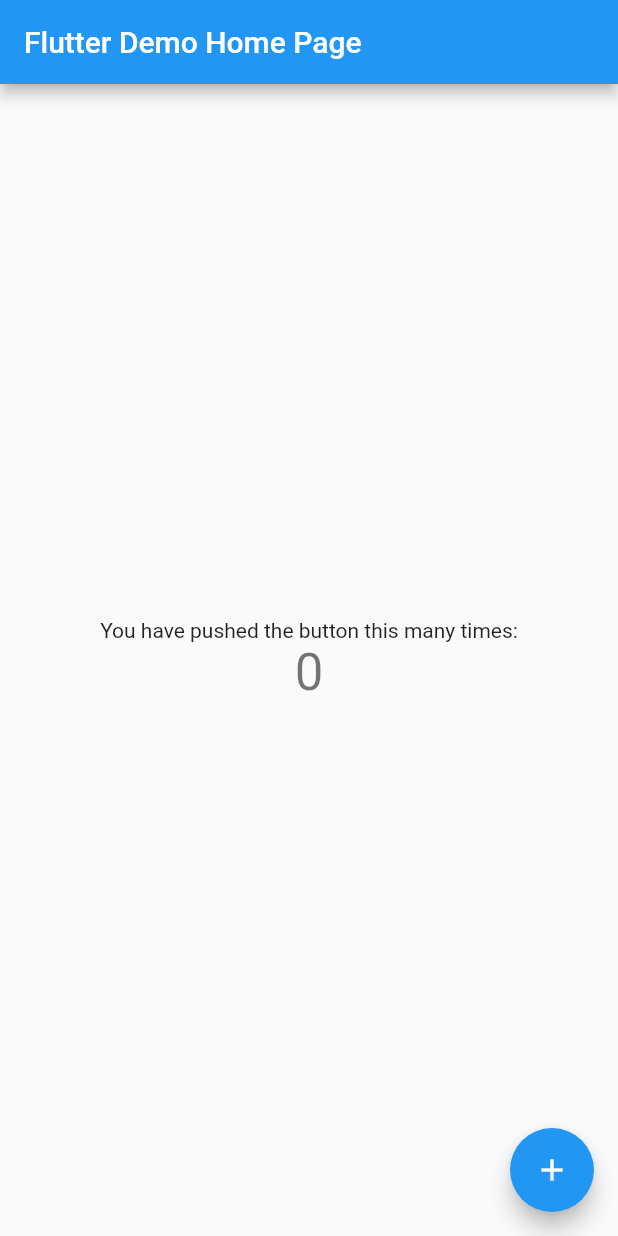
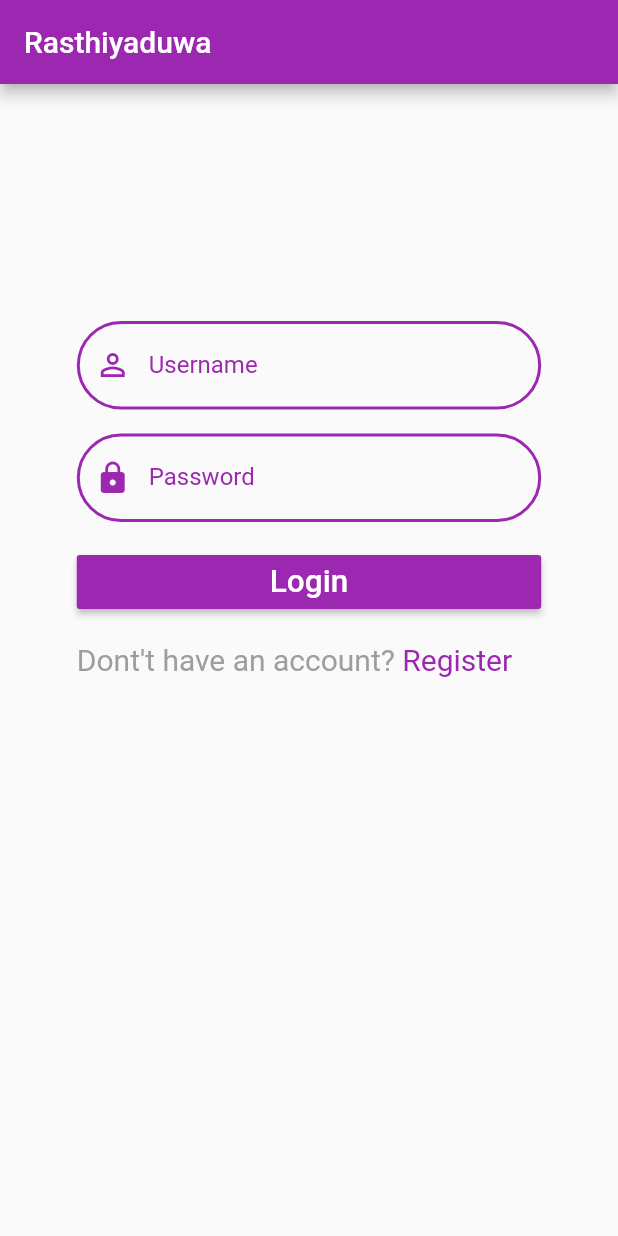
Before and after one commit to Yasasr1/Ratawate, a Flutter app: the screen it shows after launch, on a phone screen of 412 x 824 dp. Run offline on Flutter 3.47's test engine with Material 2 defaults, Android fonts, the phone set to English and light mode, and no system bars.

Commit message:
Login Page

```diff
--- /dev/null
+++ b/lib/app_screens/login.dart
@@ -0,0 +1,191 @@
+import 'package:flutter/material.dart';
+import 'dart:convert';
+import 'package:flutter/cupertino.dart';
+import 'package:flutter/gestures.dart';
+import 'package:http/http.dart' as http;
+import 'package:flutter/services.dart';
+
+var url = "http://10.0.2.2:8080/addEvent";
+
+class Login extends StatefulWidget {
+  @override
+  LoginState createState() => LoginState();
+}
+
+class LoginState extends State<Login> {
+  DateTime _dateTime = DateTime.now();
+  var _formKey = GlobalKey<FormState>();
+
+  TextEditingController usernameController = TextEditingController();
+  TextEditingController passwordController = TextEditingController();
+
+  LoginState();
+
+  void login() async {
+    debugPrint('funtion called');
+    var body = jsonEncode({
+      'username': usernameController.text,
+      'password': passwordController.text
+    });
+    //Methanin yawapan json
+  }
+
+  @override
+  Widget build(BuildContext context) {
+    TextStyle textStyle = Theme.of(context).textTheme.title;
+    var _mediaQueryData = MediaQuery.of(context);
+    var screenWidth = _mediaQueryData.size.width;
+    TextStyle defaultStyle = TextStyle(color: Colors.grey, fontSize: 20.0);
+    TextStyle linkStyle = TextStyle(color: Theme.of(context).primaryColor);
+    return Scaffold(
+      appBar: AppBar(
+        title: Text('Rasthiyaduwa'),
+      ),
+      body: Builder(
+        builder: (context) => Form(
+          key: _formKey,
+          child: Padding(
+            padding: EdgeInsets.only(top: 15.0, left: 10.0, right: 10.0),
+            child: ListView(
+              children: <Widget>[
+                //Logo ekata
+                Container(height: 135),
+
+                //Username Field
+                Container(
+                  margin: EdgeInsets.symmetric(
+                      horizontal: screenWidth * 0.1, vertical: 8.0),
+                  child: TextFormField(
+                    controller: usernameController,
+                    validator: (String value) {
+                      if (value.isEmpty) {
+                        return "Username can't be empty";
+                      }
+                      return null;
+                    },
+                    style: TextStyle(
+                      color: Theme.of(context).primaryColor,
+                    ),
+                    onChanged: (value) {
+                      debugPrint('Something changed in Text Field');
+                    },
+                    decoration: InputDecoration(
+                        labelText: 'Username',
+                        prefixIcon: Padding(
+                          padding: EdgeInsets.only(top: 0),
+                          // add padding to adjust icon
+                          child: Icon(
+                            Icons.perm_identity,
+                            color: Theme.of(context).primaryColor,
+                          ),
+                        ),
+                        labelStyle: TextStyle(
+                          color: Theme.of(context).primaryColor,
+                        ),
+                        enabledBorder: OutlineInputBorder(
+                          borderSide: BorderSide(
+                              color: Theme.of(context).primaryColor,
+                              width: 2.0),
+                          borderRadius: BorderRadius.circular(35.0),
+                        ),
+                        border: OutlineInputBorder(
+                          borderRadius: BorderRadius.circular(35.0),
+                        )),
+                  ),
+                ),
+
+                //Password Field
+                Container(
+                  margin: EdgeInsets.symmetric(
+                      horizontal: screenWidth * 0.1, vertical: 8.0),
+                  child: TextFormField(
+                    controller: passwordController,
+                    validator: (String value) {
+                      if (value.isEmpty) {
+                        return 'You forgot to enter the password';
+                      }
+                      return null;
+                    },
+                    style: TextStyle(
+                      color: Theme.of(context).primaryColor,
+                    ),
+                    onChanged: (value) {
+                      debugPrint('Something changed in Text Field');
+                    },
+                    decoration: InputDecoration(
+                        labelText: 'Password',
+                        prefixIcon: Padding(
+                          padding: EdgeInsets.only(top: 0),
+                          // add padding to adjust icon
+                          child: Icon(
+                            Icons.lock,
+                            color: Theme.of(context).primaryColor,
+                          ),
+                        ),
+                        labelStyle: TextStyle(
+                          color: Theme.of(context).primaryColor,
+                        ),
+                        enabledBorder: OutlineInputBorder(
+                          borderSide: BorderSide(
+                              color: Theme.of(context).primaryColor,
+                              width: 2.0),
+                          borderRadius: BorderRadius.circular(35.0),
+                        ),
+                        border: OutlineInputBorder(
+                          borderRadius: BorderRadius.circular(35.0),
+                        )),
+                  ),
+                ),
+
+                //Login button
+                Container(
+                  margin: EdgeInsets.symmetric(
+                      horizontal: screenWidth * 0.1, vertical: 8.0),
+                  decoration:
+                      BoxDecoration(borderRadius: BorderRadius.circular(8.0)),
+                  child: RaisedButton(
+                    color: Theme.of(context).primaryColor,
+                    textColor: Theme.of(context).accentColor,
+                    child: Text(
+                      'Login',
+                      textScaleFactor: 1.5,
+                    ),
+                    onPressed: () {
+                      setState(() {
+                        if (_formKey.currentState.validate()) {
+                          login();
+                        }
+                      });
+                    },
+                  ),
+                ),
+
+                Container(
+                  margin: EdgeInsets.symmetric(
+                      horizontal: screenWidth * 0.1, vertical: 8.0),
+                  child: RichText(
+                    text: TextSpan(
+                      style: defaultStyle,
+                      children: <TextSpan>[
+                        TextSpan(text: "Dont't have an account? "),
+                        TextSpan(
+                            text: 'Register',
+                            style: linkStyle,
+                            recognizer: TapGestureRecognizer()
+                              ..onTap = () {
+                                print('register');
+                              }),
+                      ],
+                    ),
+                  ),
+                ),
+              ],
+            ),
+          ),
+        ),
+      ),
+    );
+
+    throw UnimplementedError();
+  }
+}
--- a/lib/main.dart
+++ b/lib/main.dart
@@ -1,117 +1,23 @@
-import 'package:flutter/material.dart';
+import "package:flutter/material.dart";
+import './app_screens/login.dart';
 
-void main() {
-  runApp(MyApp());
-}
+void main() => runApp(new MyApp());
 
-class MyApp extends StatelessWidget {
-  // This widget is the root of your application.
+class MyApp extends StatelessWidget{
   @override
   Widget build(BuildContext context) {
     return MaterialApp(
-      title: 'Flutter Demo',
-      theme: ThemeData(
-        // This is the theme of your application.
-        //
-        // Try running your application with "flutter run". You'll see the
-        // application has a blue toolbar. Then, without quitting the app, try
-        // changing the primarySwatch below to Colors.green and then invoke
-        // "hot reload" (press "r" in the console where you ran "flutter run",
-        // or simply save your changes to "hot reload" in a Flutter IDE).
-        // Notice that the counter didn't reset back to zero; the application
-        // is not restarted.
-        primarySwatch: Colors.blue,
-        // This makes the visual density adapt to the platform that you run
-        // the app on. For desktop platforms, the controls will be smaller and
-        // closer together (more dense) than on mobile platforms.
-        visualDensity: VisualDensity.adaptivePlatformDensity,
-      ),
-      home: MyHomePage(title: 'Flutter Demo Home Page'),
+        debugShowCheckedModeBanner: false,
+        title: "Rasthiyaduwa",
+        home: Scaffold(
+            body: Login()
+        ),
+        theme: ThemeData(
+          brightness: Brightness.light,
+          primaryColor: Colors.purple,
+          accentColor: Colors.white,
+        ),
     );
+    throw UnimplementedError();
   }
 }
-
-class MyHomePage extends StatefulWidget {
-  MyHomePage({Key key, this.title}) : super(key: key);
-
-  // This widget is the home page of your application. It is stateful, meaning
-  // that it has a State object (defined below) that contains fields that affect
-  // how it looks.
-
-  // This class is the configuration for the state. It holds the values (in this
-  // case the title) provided by the parent (in this case the App widget) and
-  // used by the build method of the State. Fields in a Widget subclass are
-  // always marked "final".
-
-  final String title;
-
-  @override
-  _MyHomePageState createState() => _MyHomePageState();
-}
-
-class _MyHomePageState extends State<MyHomePage> {
-  int _counter = 0;
-
-  void _incrementCounter() {
-    setState(() {
-      // This call to setState tells the Flutter framework that something has
-      // changed in this State, which causes it to rerun the build method below
-      // so that the display can reflect the updated values. If we changed
-      // _counter without calling setState(), then the build method would not be
-      // called again, and so nothing would appear to happen.
-      _counter++;
-    });
-  }
-
-  @override
-  Widget build(BuildContext context) {
-    // This method is rerun every time setState is called, for instance as done
-    // by the _incrementCounter method above.
-    //
-    // The Flutter framework has been optimized to make rerunning build methods
-    // fast, so that you can just rebuild anything that needs updating rather
-    // than having to individually change instances of widgets.
-    return Scaffold(
-      appBar: AppBar(
-        // Here we take the value from the MyHomePage object that was created by
-        // the App.build method, and use it to set our appbar title.
-        title: Text(widget.title),
-      ),
-      body: Center(
-        // Center is a layout widget. It takes a single child and positions it
-        // in the middle of the parent.
-        child: Column(
-          // Column is also a layout widget. It takes a list of children and
-          // arranges them vertically. By default, it sizes itself to fit its
-          // children horizontally, and tries to be as tall as its parent.
-          //
-          // Invoke "debug painting" (press "p" in the console, choose the
-          // "Toggle Debug Paint" action from the Flutter Inspector in Android
-          // Studio, or the "Toggle Debug Paint" command in Visual Studio Code)
-          // to see the wireframe for each widget.
-          //
-          // Column has various properties to control how it sizes itself and
-          // how it positions its children. Here we use mainAxisAlignment to
-          // center the children vertically; the main axis here is the vertical
-          // axis because Columns are vertical (the cross axis would be
-          // horizontal).
-          mainAxisAlignment: MainAxisAlignment.center,
-          children: <Widget>[
-            Text(
-              'You have pushed the button this many times:',
-            ),
-            Text(
-              '$_counter',
-              style: Theme.of(context).textTheme.headline4,
-            ),
-          ],
-        ),
-      ),
-      floatingActionButton: FloatingActionButton(
-        onPressed: _incrementCounter,
-        tooltip: 'Increment',
-        child: Icon(Icons.add),
-      ), // This trailing comma makes auto-formatting nicer for build methods.
-    );
-  }
-}
```
Also changed, not shown: pubspec.yaml (+7 -3 lines), lib/app_screens/register.dart (added), pubspec.lock.
